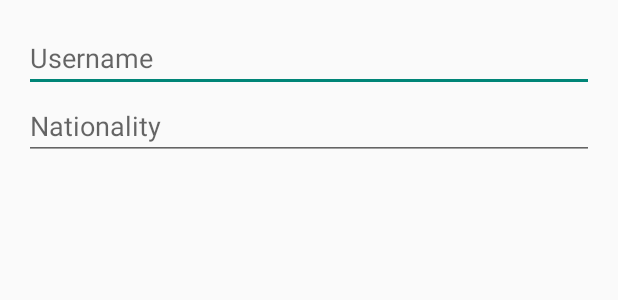
After one commit to stimitom/ErasmusPartyApp, an Android app: the layout layout_dialog_name_nationality.xml on its own in the app's theme, with its tools: preview values and no code run, on a phone screen of 412 x 824 dp. The commit adds this screen. Shown: the top 300 px of the screen. Run offline under Robolectric (Android 15) with nearby library versions, the phone set to English and light mode, and no system bars.

Commit message:
DialogBox half finished

```diff
--- a/app/build.gradle
+++ b/app/build.gradle
@@ -27,8 +27,8 @@ dependencies {
     androidTestImplementation 'androidx.test.espresso:espresso-core:3.2.0'
     implementation 'androidx.recyclerview:recyclerview:1.0.0'
     implementation 'com.firebaseui:firebase-ui-auth:4.3.1'
-    implementation 'com.google.firebase:firebase-analytics:17.2.0'
     implementation 'com.google.firebase:firebase-auth:19.0.0'
     implementation 'com.facebook.android:facebook-android-sdk:[5,6)'
+
 }
 apply plugin: 'com.google.gms.google-services'
--- a/app/src/main/java/com/stimitom/erasmuspartyapp/LauncherActivity.java
+++ b/app/src/main/java/com/stimitom/erasmuspartyapp/LauncherActivity.java
@@ -99,7 +99,10 @@ public class LauncherActivity extends AppCompatActivity {
             if (resultCode == RSC_SIGN_IN_OK){
                 //Successfully signed in
                 FirebaseUser user = FirebaseAuth.getInstance().getCurrentUser();
-                runVenuesActivity();
+                //Starts VenueActivitywithFlag
+                Intent intent = new Intent(context,VenuesActivity.class);
+                intent.putExtra("sign_up_flag",true);
+                context.startActivity(intent);
             }else{
                 // Sign in failed. If response is null the user canceled the
                 // sign-in flow using the back button. Otherwise check
--- /dev/null
+++ b/app/src/main/res/layout/layout_dialog_name_nationality.xml
@@ -0,0 +1,24 @@
+<?xml version="1.0" encoding="utf-8"?>
+<RelativeLayout xmlns:android="http://schemas.android.com/apk/res/android"
+    android:layout_width="match_parent" android:layout_height="match_parent"
+    android:padding="16dp">
+
+    <EditText
+        android:id="@+id/edit_username"
+        android:layout_width="match_parent"
+        android:layout_height="wrap_content"
+        android:hint="@string/username"
+        android:inputType="text"
+        />
+
+    <EditText
+        android:id="@+id/edit_nationality"
+        android:layout_width="match_parent"
+        android:layout_height="wrap_content"
+        android:hint="@string/nationality"
+        android:inputType="text"
+        android:layout_below="@+id/edit_username"
+        android:layout_alignParentStart="true"
+        android:layout_alignParentLeft="true"/>
+
+</RelativeLayout>
--- a/app/src/main/res/values/strings.xml
+++ b/app/src/main/res/values/strings.xml
@@ -12,5 +12,7 @@
     <string name="attend">Attend Tonight</string>
     <string name="sort">Sort</string>
     <string name="search">Search</string>
+    <string name="username">Username</string>
+    <string name="nationality">Nationality</string>
 
 </resources>
```
Also changed, not shown: app/src/main/java/com/stimitom/erasmuspartyapp/UsernameNationalityDialog.java (added, +40 -0 lines), app/src/main/java/com/stimitom/erasmuspartyapp/VenuesActivity.java (+12 -0 lines).
